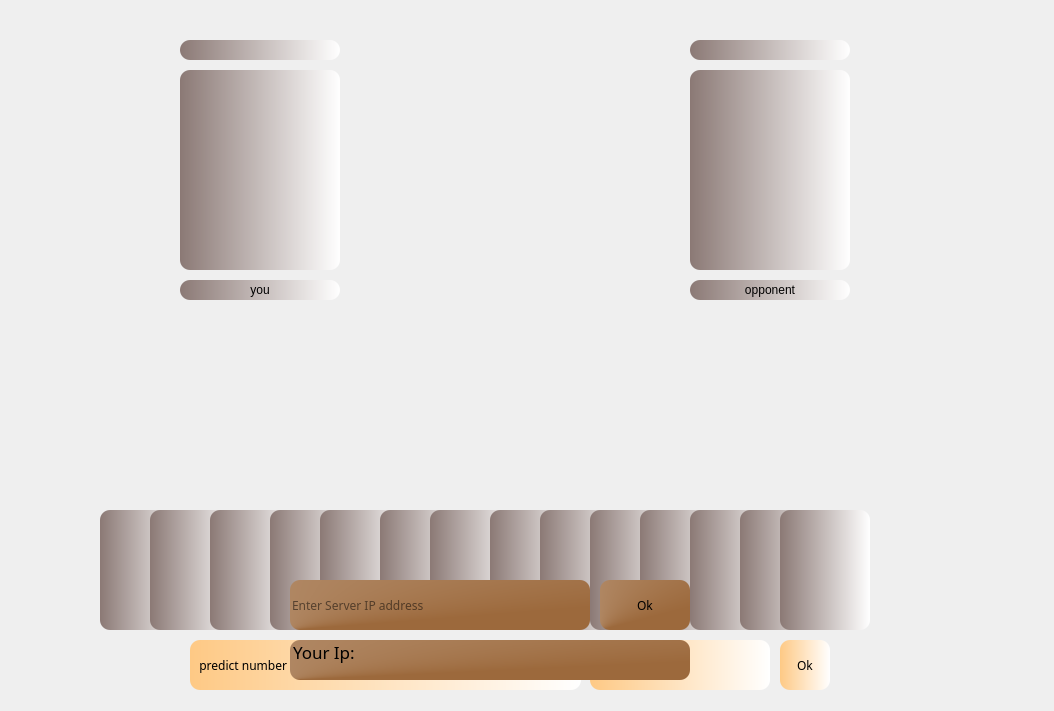
First picture: the form in gameserver.ui, repository A-hmy/SkullKing_Endless-Loop_8, before the edit.
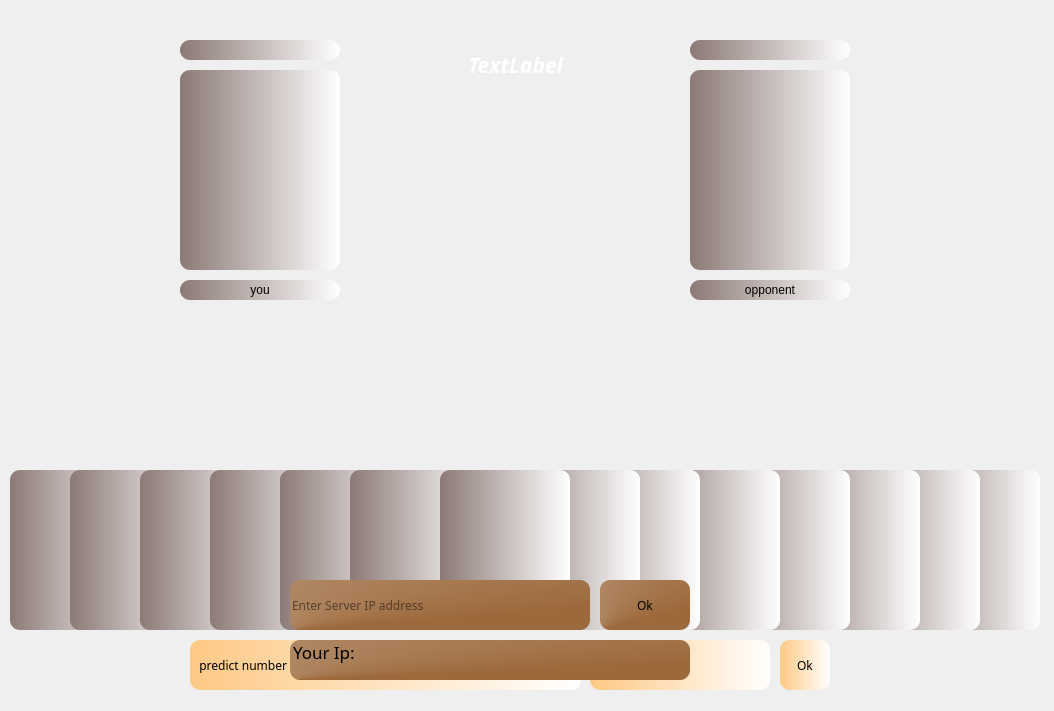
Second picture: the form after the edit. Icons and pictures are not drawn.

```diff
--- a/gameserver.ui
+++ b/gameserver.ui
@@ -78,399 +78,22 @@
    <widget class="QPushButton" name="card_1">
     <property name="geometry">
      <rect>
-      <x>100</x>
-      <y>510</y>
-      <width>90</width>
-      <height>120</height>
+      <x>440</x>
+      <y>470</y>
+      <width>130</width>
+      <height>160</height>
      </rect>
     </property>
     <property name="minimumSize">
      <size>
-      <width>90</width>
-      <height>120</height>
+      <width>100</width>
+      <height>130</height>
      </size>
     </property>
     <property name="maximumSize">
      <size>
-      <width>90</width>
-      <height>120</height>
-     </size>
-    </property>
-    <property name="styleSheet">
-     <string notr="true">background-color: qlineargradient(spread:pad, x1:0, y1:0, x2:1, y2:0, stop:0 rgba(139, 121, 117, 255), stop:1 rgba(255, 255, 255, 255));
-border-radius:10px;</string>
-    </property>
-    <property name="text">
-     <string/>
-    </property>
-   </widget>
-   <widget class="QPushButton" name="card_2">
-    <property name="geometry">
-     <rect>
-      <x>780</x>
-      <y>510</y>
-      <width>90</width>
-      <height>120</height>
-     </rect>
-    </property>
-    <property name="minimumSize">
-     <size>
-      <width>90</width>
-      <height>120</height>
-     </size>
-    </property>
-    <property name="maximumSize">
-     <size>
-      <width>90</width>
-      <height>120</height>
-     </size>
-    </property>
-    <property name="styleSheet">
-     <string notr="true">background-color: qlineargradient(spread:pad, x1:0, y1:0, x2:1, y2:0, stop:0 rgba(139, 121, 117, 255), stop:1 rgba(255, 255, 255, 255));
-border-radius:10px;</string>
-    </property>
-    <property name="text">
-     <string/>
-    </property>
-   </widget>
-   <widget class="QPushButton" name="card_3">
-    <property name="geometry">
-     <rect>
-      <x>740</x>
-      <y>510</y>
-      <width>90</width>
-      <height>120</height>
-     </rect>
-    </property>
-    <property name="minimumSize">
-     <size>
-      <width>90</width>
-      <height>120</height>
-     </size>
-    </property>
-    <property name="maximumSize">
-     <size>
-      <width>90</width>
-      <height>120</height>
-     </size>
-    </property>
-    <property name="styleSheet">
-     <string notr="true">background-color: qlineargradient(spread:pad, x1:0, y1:0, x2:1, y2:0, stop:0 rgba(139, 121, 117, 255), stop:1 rgba(255, 255, 255, 255));
-border-radius:10px;</string>
-    </property>
-    <property name="text">
-     <string/>
-    </property>
-   </widget>
-   <widget class="QPushButton" name="card_4">
-    <property name="geometry">
-     <rect>
-      <x>690</x>
-      <y>510</y>
-      <width>90</width>
-      <height>120</height>
-     </rect>
-    </property>
-    <property name="minimumSize">
-     <size>
-      <width>90</width>
-      <height>120</height>
-     </size>
-    </property>
-    <property name="maximumSize">
-     <size>
-      <width>90</width>
-      <height>120</height>
-     </size>
-    </property>
-    <property name="styleSheet">
-     <string notr="true">background-color: qlineargradient(spread:pad, x1:0, y1:0, x2:1, y2:0, stop:0 rgba(139, 121, 117, 255), stop:1 rgba(255, 255, 255, 255));
-border-radius:10px;</string>
-    </property>
-    <property name="text">
-     <string/>
-    </property>
-   </widget>
-   <widget class="QPushButton" name="card_5">
-    <property name="geometry">
-     <rect>
-      <x>640</x>
-      <y>510</y>
-      <width>90</width>
-      <height>120</height>
-     </rect>
-    </property>
-    <property name="minimumSize">
-     <size>
-      <width>90</width>
-      <height>120</height>
-     </size>
-    </property>
-    <property name="maximumSize">
-     <size>
-      <width>90</width>
-      <height>120</height>
-     </size>
-    </property>
-    <property name="styleSheet">
-     <string notr="true">background-color: qlineargradient(spread:pad, x1:0, y1:0, x2:1, y2:0, stop:0 rgba(139, 121, 117, 255), stop:1 rgba(255, 255, 255, 255));
-border-radius:10px;</string>
-    </property>
-    <property name="text">
-     <string/>
-    </property>
-   </widget>
-   <widget class="QPushButton" name="card_6">
-    <property name="geometry">
-     <rect>
-      <x>590</x>
-      <y>510</y>
-      <width>90</width>
-      <height>120</height>
-     </rect>
-    </property>
-    <property name="minimumSize">
-     <size>
-      <width>90</width>
-      <height>120</height>
-     </size>
-    </property>
-    <property name="maximumSize">
-     <size>
-      <width>90</width>
-      <height>120</height>
-     </size>
-    </property>
-    <property name="styleSheet">
-     <string notr="true">background-color: qlineargradient(spread:pad, x1:0, y1:0, x2:1, y2:0, stop:0 rgba(139, 121, 117, 255), stop:1 rgba(255, 255, 255, 255));
-border-radius:10px;</string>
-    </property>
-    <property name="text">
-     <string/>
-    </property>
-   </widget>
-   <widget class="QPushButton" name="card_7">
-    <property name="geometry">
-     <rect>
-      <x>540</x>
-      <y>510</y>
-      <width>90</width>
-      <height>120</height>
-     </rect>
-    </property>
-    <property name="minimumSize">
-     <size>
-      <width>90</width>
-      <height>120</height>
-     </size>
-    </property>
-    <property name="maximumSize">
-     <size>
-      <width>90</width>
-      <height>120</height>
-     </size>
-    </property>
-    <property name="styleSheet">
-     <string notr="true">background-color: qlineargradient(spread:pad, x1:0, y1:0, x2:1, y2:0, stop:0 rgba(139, 121, 117, 255), stop:1 rgba(255, 255, 255, 255));
-border-radius:10px;</string>
-    </property>
-    <property name="text">
-     <string/>
-    </property>
-   </widget>
-   <widget class="QPushButton" name="card_8">
-    <property name="geometry">
-     <rect>
-      <x>150</x>
-      <y>510</y>
-      <width>90</width>
-      <height>120</height>
-     </rect>
-    </property>
-    <property name="minimumSize">
-     <size>
-      <width>90</width>
-      <height>120</height>
-     </size>
-    </property>
-    <property name="maximumSize">
-     <size>
-      <width>90</width>
-      <height>120</height>
-     </size>
-    </property>
-    <property name="styleSheet">
-     <string notr="true">background-color: qlineargradient(spread:pad, x1:0, y1:0, x2:1, y2:0, stop:0 rgba(139, 121, 117, 255), stop:1 rgba(255, 255, 255, 255));
-border-radius:10px;</string>
-    </property>
-    <property name="text">
-     <string/>
-    </property>
-   </widget>
-   <widget class="QPushButton" name="card_9">
-    <property name="geometry">
-     <rect>
-      <x>210</x>
-      <y>510</y>
-      <width>90</width>
-      <height>120</height>
-     </rect>
-    </property>
-    <property name="minimumSize">
-     <size>
-      <width>90</width>
-      <height>120</height>
-     </size>
-    </property>
-    <property name="maximumSize">
-     <size>
-      <width>90</width>
-      <height>120</height>
-     </size>
-    </property>
-    <property name="styleSheet">
-     <string notr="true">background-color: qlineargradient(spread:pad, x1:0, y1:0, x2:1, y2:0, stop:0 rgba(139, 121, 117, 255), stop:1 rgba(255, 255, 255, 255));
-border-radius:10px;</string>
-    </property>
-    <property name="text">
-     <string/>
-    </property>
-   </widget>
-   <widget class="QPushButton" name="card_10">
-    <property name="geometry">
-     <rect>
-      <x>270</x>
-      <y>510</y>
-      <width>90</width>
-      <height>120</height>
-     </rect>
-    </property>
-    <property name="minimumSize">
-     <size>
-      <width>90</width>
-      <height>120</height>
-     </size>
-    </property>
-    <property name="maximumSize">
-     <size>
-      <width>90</width>
-      <height>120</height>
-     </size>
-    </property>
-    <property name="styleSheet">
-     <string notr="true">background-color: qlineargradient(spread:pad, x1:0, y1:0, x2:1, y2:0, stop:0 rgba(139, 121, 117, 255), stop:1 rgba(255, 255, 255, 255));
-border-radius:10px;</string>
-    </property>
-    <property name="text">
-     <string/>
-    </property>
-   </widget>
-   <widget class="QPushButton" name="card_11">
-    <property name="geometry">
-     <rect>
-      <x>320</x>
-      <y>510</y>
-      <width>90</width>
-      <height>120</height>
-     </rect>
-    </property>
-    <property name="minimumSize">
-     <size>
-      <width>90</width>
-      <height>120</height>
-     </size>
-    </property>
-    <property name="maximumSize">
-     <size>
-      <width>90</width>
-      <height>120</height>
-     </size>
-    </property>
-    <property name="styleSheet">
-     <string notr="true">background-color: qlineargradient(spread:pad, x1:0, y1:0, x2:1, y2:0, stop:0 rgba(139, 121, 117, 255), stop:1 rgba(255, 255, 255, 255));
-border-radius:10px;</string>
-    </property>
-    <property name="text">
-     <string/>
-    </property>
-   </widget>
-   <widget class="QPushButton" name="card_12">
-    <property name="geometry">
-     <rect>
-      <x>380</x>
-      <y>510</y>
-      <width>90</width>
-      <height>120</height>
-     </rect>
-    </property>
-    <property name="minimumSize">
-     <size>
-      <width>90</width>
-      <height>120</height>
-     </size>
-    </property>
-    <property name="maximumSize">
-     <size>
-      <width>90</width>
-      <height>120</height>
-     </size>
-    </property>
-    <property name="styleSheet">
-     <string notr="true">background-color: qlineargradient(spread:pad, x1:0, y1:0, x2:1, y2:0, stop:0 rgba(139, 121, 117, 255), stop:1 rgba(255, 255, 255, 255));
-border-radius:10px;</string>
-    </property>
-    <property name="text">
-     <string/>
-    </property>
-   </widget>
-   <widget class="QPushButton" name="card_13">
-    <property name="geometry">
-     <rect>
-      <x>430</x>
-      <y>510</y>
-      <width>90</width>
-      <height>120</height>
-     </rect>
-    </property>
-    <property name="minimumSize">
-     <size>
-      <width>90</width>
-      <height>120</height>
-     </size>
-    </property>
-    <property name="maximumSize">
-     <size>
-      <width>90</width>
-      <height>120</height>
-     </size>
-    </property>
-    <property name="styleSheet">
-     <string notr="true">background-color: qlineargradient(spread:pad, x1:0, y1:0, x2:1, y2:0, stop:0 rgba(139, 121, 117, 255), stop:1 rgba(255, 255, 255, 255));
-border-radius:10px;</string>
-    </property>
-    <property name="text">
-     <string/>
-    </property>
-   </widget>
-   <widget class="QPushButton" name="card_14">
-    <property name="geometry">
-     <rect>
-      <x>490</x>
-      <y>510</y>
-      <width>90</width>
-      <height>120</height>
-     </rect>
-    </property>
-    <property name="minimumSize">
-     <size>
-      <width>90</width>
-      <height>120</height>
-     </size>
-    </property>
-    <property name="maximumSize">
-     <size>
-      <width>90</width>
-      <height>120</height>
+      <width>16777215</width>
+      <height>6544444</height>
      </size>
     </property>
     <property name="styleSheet">
@@ -653,6 +276,12 @@
       <height>711</height>
      </rect>
     </property>
+    <property name="maximumSize">
+     <size>
+      <width>1061</width>
+      <height>711</height>
+     </size>
+    </property>
     <property name="text">
      <string/>
     </property>
@@ -808,34 +437,454 @@
      <set>Qt::AlignCenter</set>
     </property>
    </widget>
+   <widget class="QLabel" name="Turn">
+    <property name="geometry">
+     <rect>
+      <x>350</x>
+      <y>40</y>
+      <width>331</width>
+      <height>50</height>
+     </rect>
+    </property>
+    <property name="minimumSize">
+     <size>
+      <width>331</width>
+      <height>50</height>
+     </size>
+    </property>
+    <property name="maximumSize">
+     <size>
+      <width>331</width>
+      <height>50</height>
+     </size>
+    </property>
+    <property name="font">
+     <font>
+      <family>Segoe Script</family>
+      <pointsize>16</pointsize>
+      <italic>true</italic>
+      <bold>true</bold>
+      <underline>false</underline>
+      <strikeout>false</strikeout>
+      <kerning>true</kerning>
+     </font>
+    </property>
+    <property name="styleSheet">
+     <string notr="true">color: rgb(255, 255, 255);</string>
+    </property>
+    <property name="text">
+     <string>TextLabel</string>
+    </property>
+    <property name="alignment">
+     <set>Qt::AlignCenter</set>
+    </property>
+   </widget>
+   <widget class="QPushButton" name="card_3">
+    <property name="geometry">
+     <rect>
+      <x>350</x>
+      <y>470</y>
+      <width>130</width>
+      <height>160</height>
+     </rect>
+    </property>
+    <property name="minimumSize">
+     <size>
+      <width>100</width>
+      <height>130</height>
+     </size>
+    </property>
+    <property name="maximumSize">
+     <size>
+      <width>16777215</width>
+      <height>6544444</height>
+     </size>
+    </property>
+    <property name="styleSheet">
+     <string notr="true">background-color: qlineargradient(spread:pad, x1:0, y1:0, x2:1, y2:0, stop:0 rgba(139, 121, 117, 255), stop:1 rgba(255, 255, 255, 255));
+border-radius:10px;</string>
+    </property>
+    <property name="text">
+     <string/>
+    </property>
+   </widget>
+   <widget class="QPushButton" name="card_2">
+    <property name="geometry">
+     <rect>
+      <x>510</x>
+      <y>470</y>
+      <width>130</width>
+      <height>160</height>
+     </rect>
+    </property>
+    <property name="minimumSize">
+     <size>
+      <width>100</width>
+      <height>130</height>
+     </size>
+    </property>
+    <property name="maximumSize">
+     <size>
+      <width>16777215</width>
+      <height>6544444</height>
+     </size>
+    </property>
+    <property name="styleSheet">
+     <string notr="true">background-color: qlineargradient(spread:pad, x1:0, y1:0, x2:1, y2:0, stop:0 rgba(139, 121, 117, 255), stop:1 rgba(255, 255, 255, 255));
+border-radius:10px;</string>
+    </property>
+    <property name="text">
+     <string/>
+    </property>
+   </widget>
+   <widget class="QPushButton" name="card_4">
+    <property name="geometry">
+     <rect>
+      <x>570</x>
+      <y>470</y>
+      <width>130</width>
+      <height>160</height>
+     </rect>
+    </property>
+    <property name="minimumSize">
+     <size>
+      <width>100</width>
+      <height>130</height>
+     </size>
+    </property>
+    <property name="maximumSize">
+     <size>
+      <width>16777215</width>
+      <height>6544444</height>
+     </size>
+    </property>
+    <property name="styleSheet">
+     <string notr="true">background-color: qlineargradient(spread:pad, x1:0, y1:0, x2:1, y2:0, stop:0 rgba(139, 121, 117, 255), stop:1 rgba(255, 255, 255, 255));
+border-radius:10px;</string>
+    </property>
+    <property name="text">
+     <string/>
+    </property>
+   </widget>
+   <widget class="QPushButton" name="card_5">
+    <property name="geometry">
+     <rect>
+      <x>280</x>
+      <y>470</y>
+      <width>130</width>
+      <height>160</height>
+     </rect>
+    </property>
+    <property name="minimumSize">
+     <size>
+      <width>100</width>
+      <height>130</height>
+     </size>
+    </property>
+    <property name="maximumSize">
+     <size>
+      <width>16777215</width>
+      <height>6544444</height>
+     </size>
+    </property>
+    <property name="styleSheet">
+     <string notr="true">background-color: qlineargradient(spread:pad, x1:0, y1:0, x2:1, y2:0, stop:0 rgba(139, 121, 117, 255), stop:1 rgba(255, 255, 255, 255));
+border-radius:10px;</string>
+    </property>
+    <property name="text">
+     <string/>
+    </property>
+   </widget>
+   <widget class="QPushButton" name="card_6">
+    <property name="geometry">
+     <rect>
+      <x>650</x>
+      <y>470</y>
+      <width>130</width>
+      <height>160</height>
+     </rect>
+    </property>
+    <property name="minimumSize">
+     <size>
+      <width>100</width>
+      <height>130</height>
+     </size>
+    </property>
+    <property name="maximumSize">
+     <size>
+      <width>16777215</width>
+      <height>6544444</height>
+     </size>
+    </property>
+    <property name="styleSheet">
+     <string notr="true">background-color: qlineargradient(spread:pad, x1:0, y1:0, x2:1, y2:0, stop:0 rgba(139, 121, 117, 255), stop:1 rgba(255, 255, 255, 255));
+border-radius:10px;</string>
+    </property>
+    <property name="text">
+     <string/>
+    </property>
+   </widget>
+   <widget class="QPushButton" name="card_7">
+    <property name="geometry">
+     <rect>
+      <x>210</x>
+      <y>470</y>
+      <width>130</width>
+      <height>160</height>
+     </rect>
+    </property>
+    <property name="minimumSize">
+     <size>
+      <width>100</width>
+      <height>130</height>
+     </size>
+    </property>
+    <property name="maximumSize">
+     <size>
+      <width>16777215</width>
+      <height>6544444</height>
+     </size>
+    </property>
+    <property name="styleSheet">
+     <string notr="true">background-color: qlineargradient(spread:pad, x1:0, y1:0, x2:1, y2:0, stop:0 rgba(139, 121, 117, 255), stop:1 rgba(255, 255, 255, 255));
+border-radius:10px;</string>
+    </property>
+    <property name="text">
+     <string/>
+    </property>
+   </widget>
+   <widget class="QPushButton" name="card_8">
+    <property name="geometry">
+     <rect>
+      <x>720</x>
+      <y>470</y>
+      <width>130</width>
+      <height>160</height>
+     </rect>
+    </property>
+    <property name="minimumSize">
+     <size>
+      <width>100</width>
+      <height>130</height>
+     </size>
+    </property>
+    <property name="maximumSize">
+     <size>
+      <width>16777215</width>
+      <height>6544444</height>
+     </size>
+    </property>
+    <property name="styleSheet">
+     <string notr="true">background-color: qlineargradient(spread:pad, x1:0, y1:0, x2:1, y2:0, stop:0 rgba(139, 121, 117, 255), stop:1 rgba(255, 255, 255, 255));
+border-radius:10px;</string>
+    </property>
+    <property name="text">
+     <string/>
+    </property>
+   </widget>
+   <widget class="QPushButton" name="card_9">
+    <property name="geometry">
+     <rect>
+      <x>140</x>
+      <y>470</y>
+      <width>130</width>
+      <height>160</height>
+     </rect>
+    </property>
+    <property name="minimumSize">
+     <size>
+      <width>100</width>
+      <height>130</height>
+     </size>
+    </property>
+    <property name="maximumSize">
+     <size>
+      <width>16777215</width>
+      <height>6544444</height>
+     </size>
+    </property>
+    <property name="styleSheet">
+     <string notr="true">background-color: qlineargradient(spread:pad, x1:0, y1:0, x2:1, y2:0, stop:0 rgba(139, 121, 117, 255), stop:1 rgba(255, 255, 255, 255));
+border-radius:10px;</string>
+    </property>
+    <property name="text">
+     <string/>
+    </property>
+   </widget>
+   <widget class="QPushButton" name="card_10">
+    <property name="geometry">
+     <rect>
+      <x>790</x>
+      <y>470</y>
+      <width>130</width>
+      <height>160</height>
+     </rect>
+    </property>
+    <property name="minimumSize">
+     <size>
+      <width>100</width>
+      <height>130</height>
+     </size>
+    </property>
+    <property name="maximumSize">
+     <size>
+      <width>16777215</width>
+      <height>6544444</height>
+     </size>
+    </property>
+    <property name="styleSheet">
+     <string notr="true">background-color: qlineargradient(spread:pad, x1:0, y1:0, x2:1, y2:0, stop:0 rgba(139, 121, 117, 255), stop:1 rgba(255, 255, 255, 255));
+border-radius:10px;</string>
+    </property>
+    <property name="text">
+     <string/>
+    </property>
+   </widget>
+   <widget class="QPushButton" name="card_11">
+    <property name="geometry">
+     <rect>
+      <x>70</x>
+      <y>470</y>
+      <width>130</width>
+      <height>160</height>
+     </rect>
+    </property>
+    <property name="minimumSize">
+     <size>
+      <width>100</width>
+      <height>130</height>
+     </size>
+    </property>
+    <property name="maximumSize">
+     <size>
+      <width>16777215</width>
+      <height>6544444</height>
+     </size>
+    </property>
+    <property name="styleSheet">
+     <string notr="true">background-color: qlineargradient(spread:pad, x1:0, y1:0, x2:1, y2:0, stop:0 rgba(139, 121, 117, 255), stop:1 rgba(255, 255, 255, 255));
+border-radius:10px;</string>
+    </property>
+    <property name="text">
+     <string/>
+    </property>
+   </widget>
+   <widget class="QPushButton" name="card_12">
+    <property name="geometry">
+     <rect>
+      <x>850</x>
+      <y>470</y>
+      <width>130</width>
+      <height>160</height>
+     </rect>
+    </property>
+    <property name="minimumSize">
+     <size>
+      <width>100</width>
+      <height>130</height>
+     </size>
+    </property>
+    <property name="maximumSize">
+     <size>
+      <width>16777215</width>
+      <height>6544444</height>
+     </size>
+    </property>
+    <property name="styleSheet">
+     <string notr="true">background-color: qlineargradient(spread:pad, x1:0, y1:0, x2:1, y2:0, stop:0 rgba(139, 121, 117, 255), stop:1 rgba(255, 255, 255, 255));
+border-radius:10px;</string>
+    </property>
+    <property name="text">
+     <string/>
+    </property>
+   </widget>
+   <widget class="QPushButton" name="card_13">
+    <property name="geometry">
+     <rect>
+      <x>10</x>
+      <y>470</y>
+      <width>130</width>
+      <height>160</height>
+     </rect>
+    </property>
+    <property name="minimumSize">
+     <size>
+      <width>100</width>
+      <height>130</height>
+     </size>
+    </property>
+    <property name="maximumSize">
+     <size>
+      <width>16777215</width>
+      <height>6544444</height>
+     </size>
+    </property>
+    <property name="styleSheet">
+     <string notr="true">background-color: qlineargradient(spread:pad, x1:0, y1:0, x2:1, y2:0, stop:0 rgba(139, 121, 117, 255), stop:1 rgba(255, 255, 255, 255));
+border-radius:10px;</string>
+    </property>
+    <property name="text">
+     <string/>
+    </property>
+   </widget>
+   <widget class="QPushButton" name="card_14">
+    <property name="geometry">
+     <rect>
+      <x>910</x>
+      <y>470</y>
+      <width>130</width>
+      <height>160</height>
+     </rect>
+    </property>
+    <property name="minimumSize">
+     <size>
+      <width>100</width>
+      <height>130</height>
+     </size>
+    </property>
+    <property name="maximumSize">
+     <size>
+      <width>16777215</width>
+      <height>6544444</height>
+     </size>
+    </property>
+    <property name="styleSheet">
+     <string notr="true">background-color: qlineargradient(spread:pad, x1:0, y1:0, x2:1, y2:0, stop:0 rgba(139, 121, 117, 255), stop:1 rgba(255, 255, 255, 255));
+border-radius:10px;</string>
+    </property>
+    <property name="text">
+     <string/>
+    </property>
+   </widget>
    <zorder>background</zorder>
    <zorder>You</zorder>
    <zorder>Opponent</zorder>
-   <zorder>card_1</zorder>
-   <zorder>card_8</zorder>
-   <zorder>card_9</zorder>
-   <zorder>card_10</zorder>
-   <zorder>card_11</zorder>
-   <zorder>card_12</zorder>
-   <zorder>card_13</zorder>
-   <zorder>card_14</zorder>
    <zorder>NumberOfPredict</zorder>
    <zorder>lablePredict</zorder>
    <zorder>Ok</zorder>
    <zorder>label_3</zorder>
    <zorder>label_4</zorder>
+   <zorder>UsernameYou</zorder>
+   <zorder>UsernameOpponent</zorder>
+   <zorder>Turn</zorder>
+   <zorder>card_13</zorder>
+   <zorder>card_14</zorder>
+   <zorder>card_11</zorder>
+   <zorder>card_9</zorder>
    <zorder>card_7</zorder>
-   <zorder>card_6</zorder>
    <zorder>card_5</zorder>
-   <zorder>card_4</zorder>
    <zorder>card_3</zorder>
+   <zorder>card_12</zorder>
+   <zorder>card_10</zorder>
+   <zorder>card_8</zorder>
+   <zorder>card_6</zorder>
+   <zorder>card_4</zorder>
    <zorder>card_2</zorder>
+   <zorder>card_1</zorder>
    <zorder>Loading</zorder>
-   <zorder>YourIp</zorder>
    <zorder>OKip</zorder>
    <zorder>IpServer</zorder>
-   <zorder>UsernameYou</zorder>
-   <zorder>UsernameOpponent</zorder>
+   <zorder>YourIp</zorder>
   </widget>
  </widget>
  <resources/>
```
